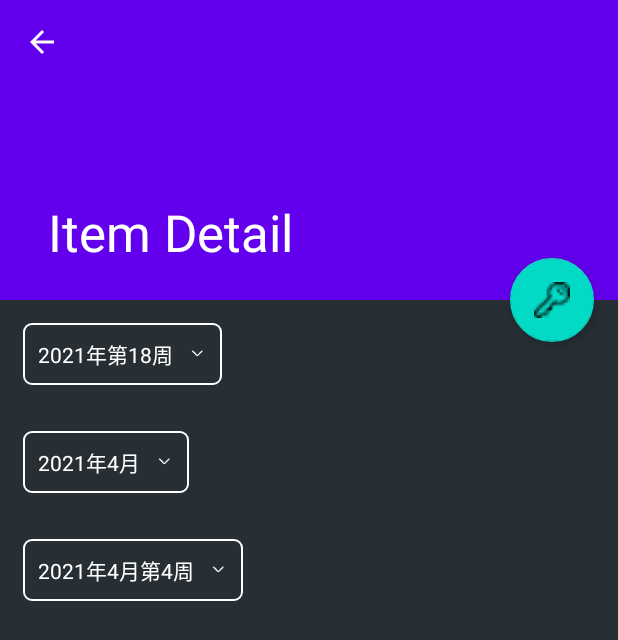
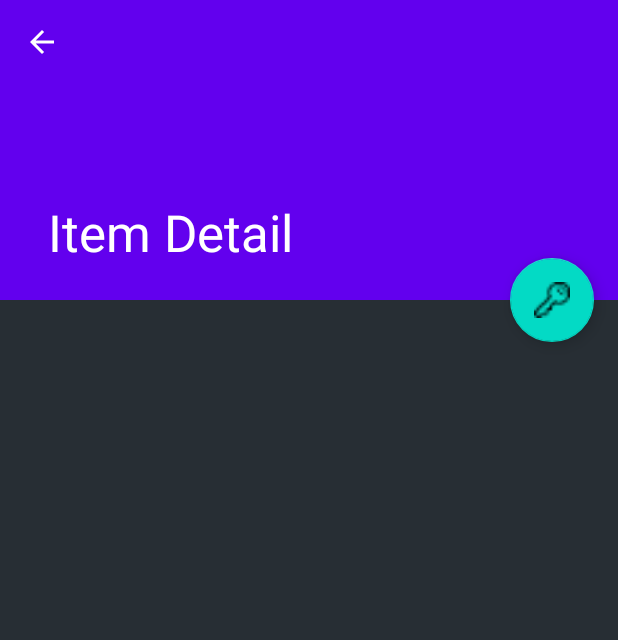
Before and after one commit to ZhangDeJin/UiDemo, an Android app: the ItemDetailActivity screen opened directly, with no data from a screen before it, on a phone screen of 412 x 824 dp. Shown: the top 640 px of the screen. Run offline under Robolectric (Android 15) with nearby library versions, the light colour scheme and no system bars.

Commit message:
UIdemo 修改ll_content默认为gone

```diff
--- a/app/src/main/res/layout/activity_item_detail.xml
+++ b/app/src/main/res/layout/activity_item_detail.xml
@@ -47,7 +47,7 @@
             android:layout_width="match_parent"
             android:layout_height="match_parent"
             android:orientation="vertical"
-            android:visibility="visible">
+            android:visibility="gone">
 
             <!--<TextView
                 android:id="@+id/year_week"
```
